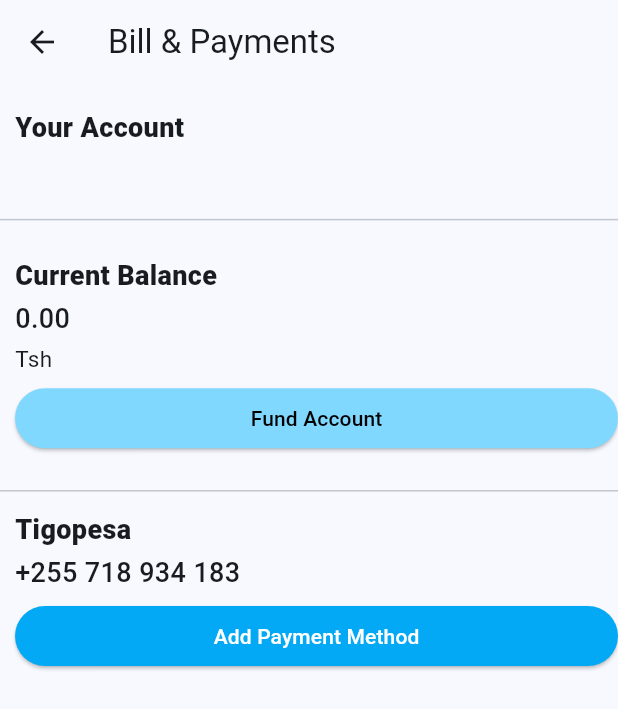
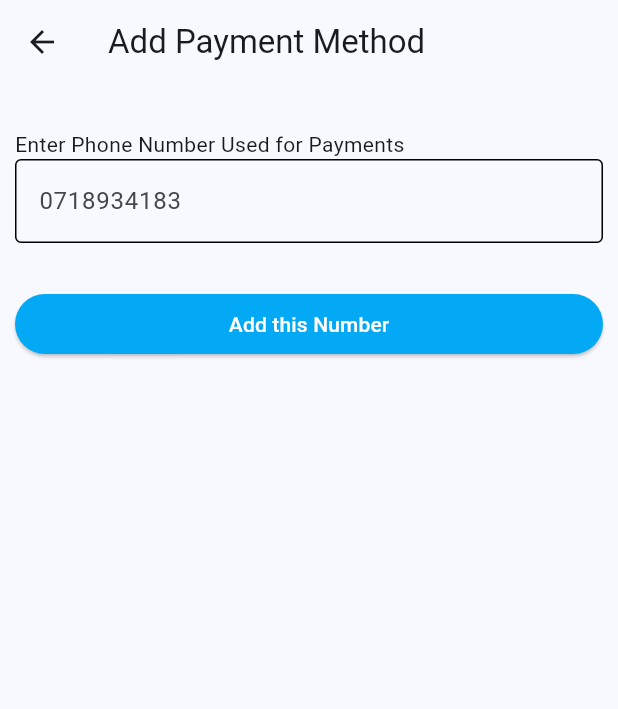
Before and after one commit to zuberypima/stadium, a Flutter app: the PaymentMethodLis screen opened directly, after a tap on "Add Payment Method", on a phone screen of 412 x 824 dp. Shown: the top 709 px of the screen. Run offline on Flutter 3.47's test engine with Material 3 defaults, Android fonts, the phone set to English and light mode, and no system bars; our stand-ins replace cloud_firestore, firebase_auth, firebase_core; accounts and stored records are empty.

```diff
--- a/lib/main.dart
+++ b/lib/main.dart
@@ -10,7 +10,7 @@ import 'package:stadium/view/screens/myticketsPage.dart';
 import 'package:stadium/view/screens/profileScreen.dart';
 import 'package:stadium/view/screens/registrationScreen.dart';
 import 'package:stadium/view/seetViewPage.dart';
-import 'package:stadium/view/widgets/paymentMethod.dart';
+import 'package:stadium/view/widgets/addPaymentMethod.dart';
 
 void main() async {
   WidgetsFlutterBinding.ensureInitialized();
--- a/lib/view/screens/games.dart
+++ b/lib/view/screens/games.dart
@@ -34,7 +34,6 @@ class _GamesPageState extends State<GamesPage> {
                 ],
               ),
             ),
-            // backgroundColor: mainbackgroundColor,
             body: TabBarView(
               children: [
                 gameListView(),
--- a/lib/view/screens/registrationScreen.dart
+++ b/lib/view/screens/registrationScreen.dart
@@ -1,3 +1,5 @@
+// ignore_for_file: prefer_const_constructors
+
 import 'package:flutter/material.dart';
 import 'package:stadium/services/authenticationService.dart';
 import 'package:stadium/view/screens/loginpage.dart';
--- a/lib/view/widgets/accountBalance.dart
+++ b/lib/view/widgets/accountBalance.dart
@@ -27,7 +27,7 @@ Widget accountBalanceContainer(context) {
         return balanceContainer(context, data['Ammount']);
       }
 
-      return Text("loading");
+      return Center(child: CircularProgressIndicator());
     },
   );
 }
@@ -52,21 +52,21 @@ Widget balanceContainer(context,String balance) {
         ),
         const SizedBox(height: 3),
         Text(
-          'Tsh',
+          'Tsh /=',
           style: TextStyle(fontSize: 15),
         ),
-        SizedBox(height: 5),
-        Center(
-          child: SizedBox(
-              width: MediaQuery.of(context).size.width,
-              child: ElevatedButton(
-                  style: ButtonStyle(
-                      backgroundColor:
-                          WidgetStatePropertyAll(Colors.lightBlueAccent[100]),
-                      foregroundColor: WidgetStatePropertyAll(Colors.black)),
-                  onPressed: () {},
-                  child: Text('Fund Account'))),
-        )
+        // SizedBox(height: 5),
+        // Center(
+        //   child: SizedBox(
+        //       width: MediaQuery.of(context).size.width,
+        //       child: ElevatedButton(
+        //           style: ButtonStyle(
+        //               backgroundColor:
+        //                   WidgetStatePropertyAll(Colors.lightBlueAccent[100]),
+        //               foregroundColor: WidgetStatePropertyAll(Colors.black)),
+        //           onPressed: () {},
+        //           child: Text('Fund Account'))),
+        // )
       ],
     ),
   );
--- a/lib/view/widgets/paymentMethod.dart
+++ b/lib/view/widgets/addPaymentMethod.dart
@@ -3,14 +3,14 @@ import 'package:flutter/material.dart';
 import 'package:stadium/services/authenticationService.dart';
 import 'package:stadium/view/widgets/formfieldOne.dart';
 
-class AddPaymentMetho extends StatefulWidget {
-  const AddPaymentMetho({super.key});
+class AddPaymentMethod extends StatefulWidget {
+  const AddPaymentMethod({super.key});
 
   @override
-  State<AddPaymentMetho> createState() => _AddPaymentMethoState();
+  State<AddPaymentMethod> createState() => _AddPaymentMethodState();
 }
 
-class _AddPaymentMethoState extends State<AddPaymentMetho> {
+class _AddPaymentMethodState extends State<AddPaymentMethod> {
   TextEditingController _phoneNumber = TextEditingController();
   @override
   Widget build(BuildContext context) {
@@ -38,7 +38,7 @@ class _AddPaymentMethoState extends State<AddPaymentMetho> {
                   Authenticationservice().userPaymentMethod('alexmm@g.com', _phoneNumber.text);
                   Navigator.pop(context);
                 },
-                child: Text("Add This Number"))
+                child: Text("Add this Number"))
           ],
         ),
       ),
--- a/lib/view/widgets/paymentDetails.dart
+++ b/lib/view/widgets/paymentDetails.dart
@@ -1,4 +1,5 @@
 import 'package:flutter/material.dart';
+import 'package:stadium/view/widgets/addPaymentMethod.dart';
 
 Widget paymentDetails(context) {
   return Container(
@@ -23,10 +24,10 @@ Widget paymentDetails(context) {
             width: MediaQuery.of(context).size.width,
             child: ElevatedButton(
                 style: ButtonStyle(
-                    backgroundColor: WidgetStatePropertyAll(Colors.lightBlue),
-                    foregroundColor: WidgetStatePropertyAll(Colors.white)),
+                    backgroundColor: WidgetStatePropertyAll(Colors.lightBlueAccent[100]),
+                    foregroundColor: WidgetStatePropertyAll(Colors.black)),
                 onPressed: () {
-
+Navigator.of(context).push(MaterialPageRoute(builder: (context)=>AddPaymentMethod()));
                 },
                 child: Text('Add Payment Method')))
       ],
--- a/lib/view/widgets/stadium_sides.dart
+++ b/lib/view/widgets/stadium_sides.dart
@@ -52,12 +52,11 @@ Path getClip(Size size) {
 Widget southPart(context){
 
   return ClipPath(
-  // clipper: ShapeBorderClipper(shape: BorderDirectional()),
     child: Container(
       width: MediaQuery.of(context).size.width,
       height: MediaQuery.of(context).size.height/3,
       color: Colors.blue,
-      child: Center(child: Text("soutth Part")),
+      child: Center(child: Text("Soutth Part")),
     ),
   );
 
```
Also changed, not shown: lib/view/screens/loginpage.dart (+9 -9 lines), lib/view/screens/profileScreen.dart (line endings or trailing spaces).
